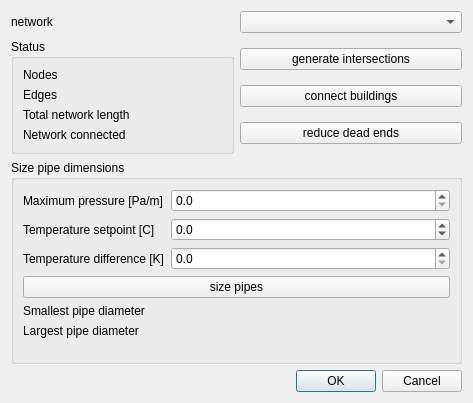
First picture: the form in SIM-VICUS/src/SVNetworkEditDialog.ui, repository ghorwin/SIM-VICUS, before the edit.
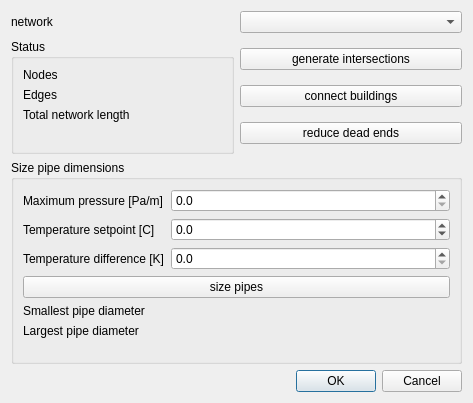
Second picture: the form after the edit.

Commit message: TODO Stephan: fix compile error in Vic3dScene line 148

```diff
--- a/SIM-VICUS/src/SVNetworkEditDialog.ui
+++ b/SIM-VICUS/src/SVNetworkEditDialog.ui
@@ -79,13 +79,6 @@
          </widget>
         </item>
         <item row="3" column="0">
-         <widget class="QLabel" name="label_6">
-          <property name="text">
-           <string>Network connected</string>
-          </property>
-         </widget>
-        </item>
-        <item row="3" column="1">
          <widget class="QLabel" name="labelNetworkConnected">
           <property name="text">
            <string/>
```
The commit also changes 2 other files.
